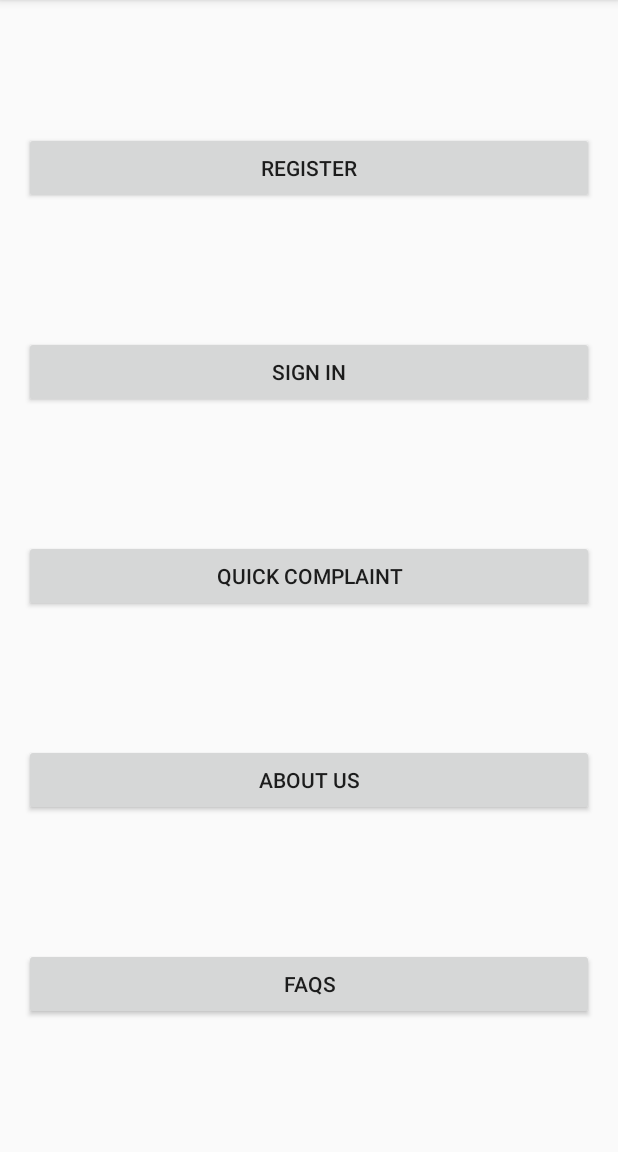
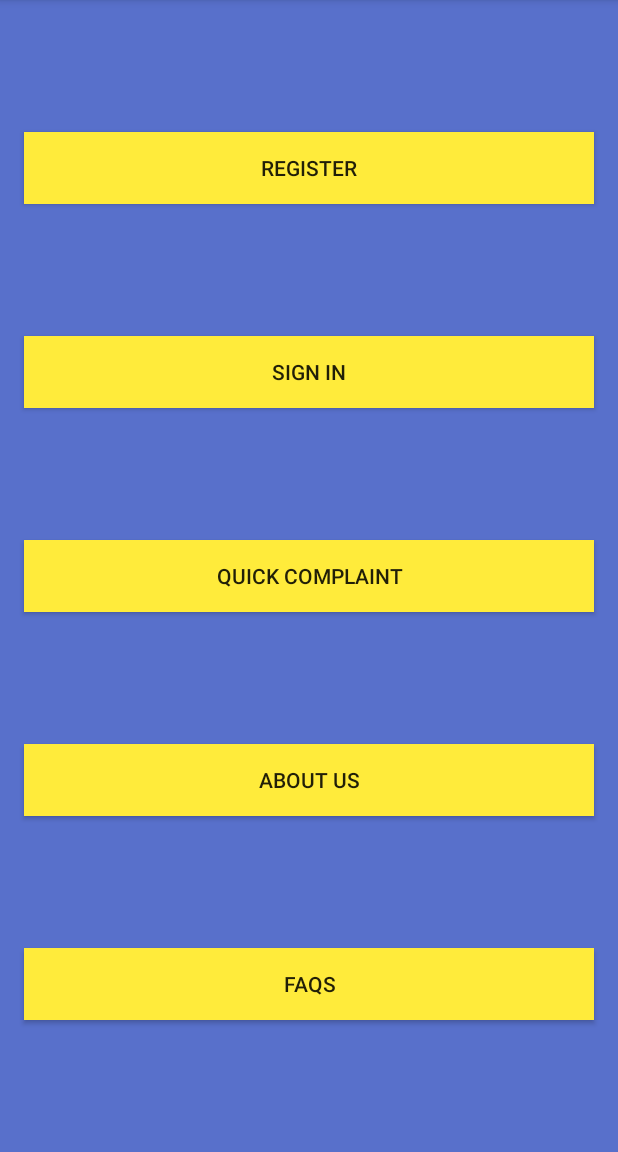
Before and after one commit to KingPegasus/ComputerMaintenance, an Android app: the screen it shows after launch (MainActivity), on a phone screen of 412 x 824 dp, the part 84-1236 px from its top. Run offline under Robolectric (Android 15) with nearby library versions, the phone set to English and light mode, and no system bars.

Commit message:
Using Constraint Layout - changing color of Buttons and Background

```diff
--- a/app/src/main/res/layout/activity_main.xml
+++ b/app/src/main/res/layout/activity_main.xml
@@ -4,6 +4,8 @@
     xmlns:tools="http://schemas.android.com/tools"
     android:layout_width="match_parent"
     android:layout_height="match_parent"
+    android:background="#5870cb"
+
     tools:context="com.example.android.computermaintenance.MainActivity">
 
     <Button
@@ -13,6 +15,7 @@
         android:layout_marginEnd="16dp"
         android:layout_marginStart="16dp"
         android:text="@string/button_register"
+        android:background="#ffeb3b"
         app:layout_constraintBottom_toTopOf="@+id/button_signin"
         app:layout_constraintEnd_toEndOf="parent"
         app:layout_constraintHorizontal_bias="0.5"
@@ -26,6 +29,7 @@
         android:layout_marginEnd="16dp"
         android:layout_marginStart="16dp"
         android:text="@string/button_signin"
+        android:background="#ffeb3b"
         app:layout_constraintBottom_toTopOf="@+id/button_quickcomplaint"
         app:layout_constraintEnd_toEndOf="parent"
         app:layout_constraintHorizontal_bias="0.5"
@@ -39,6 +43,7 @@
         android:layout_marginEnd="16dp"
         android:layout_marginStart="16dp"
         android:text="@string/button_quickcomplaint"
+        android:background="#ffeb3b"
         app:layout_constraintBottom_toTopOf="@+id/button_aboutus"
         app:layout_constraintEnd_toEndOf="parent"
         app:layout_constraintHorizontal_bias="0.5"
@@ -52,6 +57,7 @@
         android:layout_marginEnd="16dp"
         android:layout_marginStart="16dp"
         android:text="@string/button_aboutus"
+        android:background="#ffeb3b"
         app:layout_constraintBottom_toTopOf="@+id/button_faqs"
         app:layout_constraintEnd_toEndOf="parent"
         app:layout_constraintHorizontal_bias="0.5"
@@ -65,6 +71,7 @@
         android:layout_marginEnd="16dp"
         android:layout_marginStart="16dp"
         android:text="@string/button_faqs"
+        android:background="#ffeb3b"
         app:layout_constraintBottom_toBottomOf="parent"
         app:layout_constraintEnd_toEndOf="parent"
         app:layout_constraintHorizontal_bias="0.5"
```
